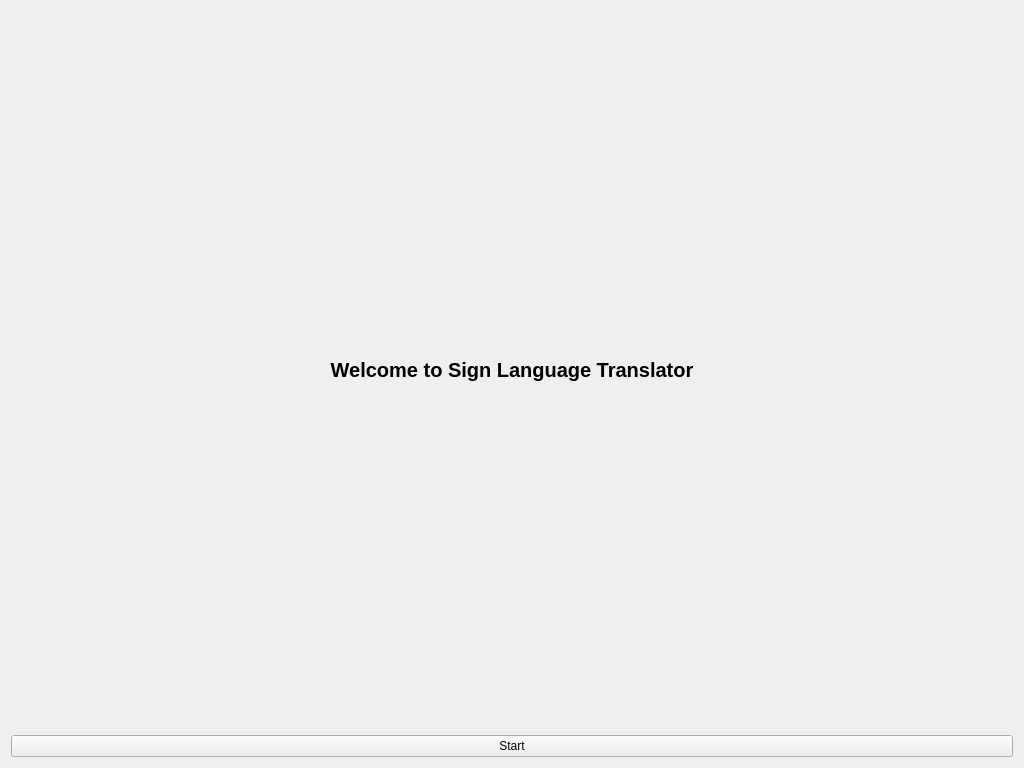
This is UI/welcome_screen.ui in ValhallaAMB/Gesture-Recognition as Qt 5 draws it before an edit. The edited form follows.
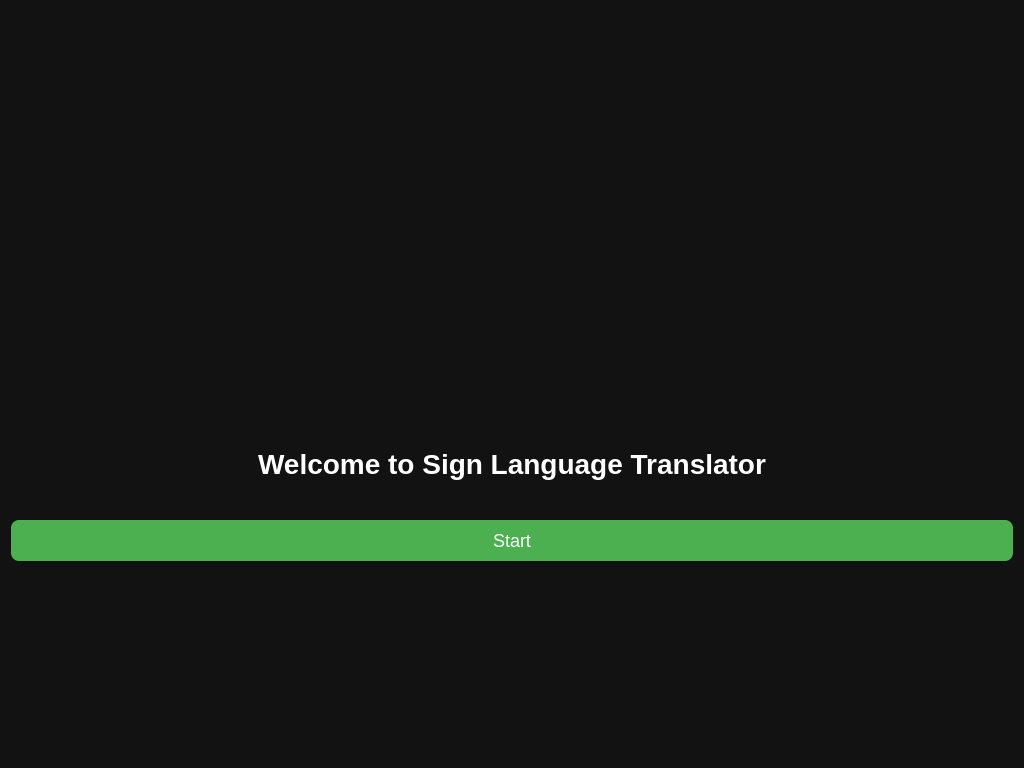
This is the edited form. Icons and pictures are not drawn.

Commit message: main and welcome UI done and integrated, logo added

What changed in the file:
```diff
--- a/UI/welcome_screen.ui
+++ b/UI/welcome_screen.ui
@@ -13,7 +13,123 @@
   <property name="windowTitle">
    <string>Welcome</string>
   </property>
+  <property name="styleSheet">
+   <string notr="true">
+QWidget {
+    background-color: #121212;
+    color: #ffffff;
+}
+QLabel#titleLabel {
+    font-size: 28px;
+    font-weight: bold;
+    color: #ffffff;
+    padding: 20px;
+}
+QPushButton#startButton {
+    background-color: #4CAF50;
+    border: none;
+    color: white;
+    padding: 10px 20px;
+    font-size: 18px;
+    border-radius: 8px;
+    min-width: 150px;
+}
+QPushButton#startButton:hover {
+    background-color: #45a049;
+}
+QLabel#logoLabel {
+    margin-top: 40px;
+    margin-bottom: 10px;
+}
+   </string>
+  </property>
   <layout class="QVBoxLayout" name="verticalLayout">
+   <property name="spacing">
+    <number>20</number>
+   </property>
+   
+   <!-- Add a horizontal spacer before logo -->
+   <item>
+    <spacer name="topSpacer">
+     <property name="orientation">
+      <enum>Qt::Vertical</enum>
+     </property>
+     <property name="sizeHint" stdset="0">
+      <size>
+       <width>20</width>
+       <height>40</height>
+      </size>
+     </property>
+    </spacer>
+   </item>
+
+   <!-- Logo -->
+   <item>
+    <layout class="QHBoxLayout" name="logoLayout">
+     <property name="spacing">
+      <number>0</number>
+     </property>
+     <item>
+      <spacer name="leftSpacer">
+       <property name="orientation">
+        <enum>Qt::Horizontal</enum>
+       </property>
+       <property name="sizeType">
+        <enum>QSizePolicy::Expanding</enum>
+       </property>
+       <property name="sizeHint" stdset="0">
+        <size>
+         <width>40</width>
+         <height>20</height>
+        </size>
+       </property>
+      </spacer>
+     </item>
+     <item>
+      <widget class="QLabel" name="logoLabel">
+       <property name="alignment">
+        <set>Qt::AlignCenter</set>
+       </property>
+       <property name="pixmap">
+        <pixmap>:/assets/logo.jpg</pixmap>
+       </property>
+       <property name="scaledContents">
+        <bool>true</bool>
+       </property>
+       <property name="maximumSize">
+        <size>
+         <width>300</width>
+         <height>300</height>
+        </size>
+       </property>
+       <property name="minimumSize">
+        <size>
+         <width>200</width>
+         <height>200</height>
+        </size>
+       </property>
+      </widget>
+     </item>
+     <item>
+      <spacer name="rightSpacer">
+       <property name="orientation">
+        <enum>Qt::Horizontal</enum>
+       </property>
+       <property name="sizeType">
+        <enum>QSizePolicy::Expanding</enum>
+       </property>
+       <property name="sizeHint" stdset="0">
+        <size>
+         <width>40</width>
+         <height>20</height>
+        </size>
+       </property>
+      </spacer>
+     </item>
+    </layout>
+   </item>
+
+   <!-- Title -->
    <item>
     <widget class="QLabel" name="titleLabel">
      <property name="text">
@@ -22,9 +138,6 @@
      <property name="alignment">
       <set>Qt::AlignCenter</set>
      </property>
-     <property name="styleSheet">
-      <string notr="true">font-size: 20px; font-weight: bold;</string>
-     </property>
     </widget>
    </item>
    <item>
@@ -37,6 +150,24 @@
      </property>
     </widget>
    </item>
+   
+   <!-- Add a bottom spacer for balance -->
+   <item>
+    <spacer name="bottomSpacer">
+     <property name="orientation">
+      <enum>Qt::Vertical</enum>
+     </property>
+     <property name="sizeType">
+      <enum>QSizePolicy::Expanding</enum>
+     </property>
+     <property name="sizeHint" stdset="0">
+      <size>
+       <width>20</width>
+       <height>40</height>
+      </size>
+     </property>
+    </spacer>
+   </item>
   </layout>
  </widget>
  <resources/>
```
Left out of the diff: 2 changed lines with no effect on the pictures. The commit also changes 3 other files.
